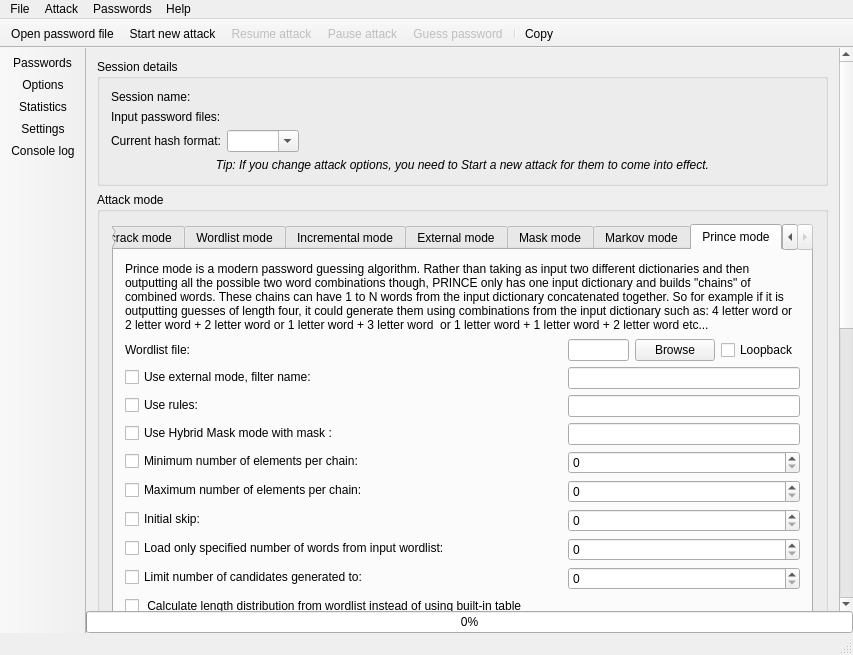
This is forms/mainwindow.ui in openwall/johnny as Qt 5 draws it before an edit. The edited form follows.
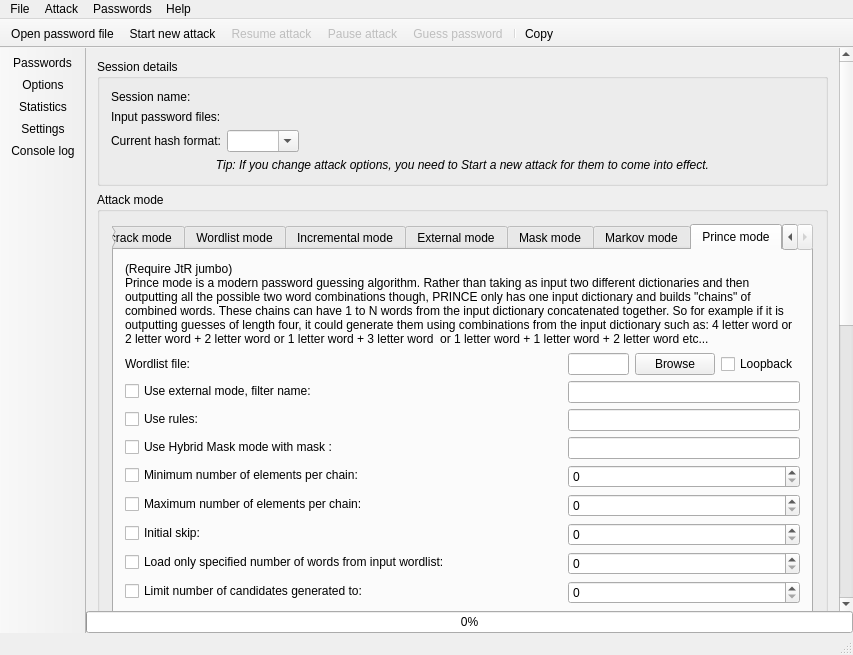
This is the edited form. Icons and pictures are not drawn. Custom widgets are drawn as their Qt base class.

Commit message: Disable JtR jumbo modes in UI when JtR core is detected.

Patch:
```diff
--- a/forms/mainwindow.ui
+++ b/forms/mainwindow.ui
@@ -213,10 +213,10 @@
           <widget class="QWidget" name="optionsPage">
            <property name="geometry">
             <rect>
-             <x>-151</x>
+             <x>0</x>
              <y>-63</y>
              <width>892</width>
-             <height>1258</height>
+             <height>1275</height>
             </rect>
            </property>
            <layout class="QVBoxLayout" name="verticalLayout_5">
@@ -922,7 +922,8 @@
                    <item>
                     <widget class="QLabel" name="label_19">
                      <property name="text">
-                      <string>Prince mode is a modern password guessing algorithm. Rather than taking as input two different dictionaries and then outputting all the possible two word combinations though, PRINCE only has one input dictionary and builds &quot;chains&quot; of combined words. These chains can have 1 to N words from the input dictionary concatenated together. So for example if it is outputting guesses of length four, it could generate them using combinations from the input dictionary such as: 4 letter word or 2 letter word + 2 letter word or 1 letter word + 3 letter word  or 1 letter word + 1 letter word + 2 letter word etc...</string>
+                      <string>(Require JtR jumbo)
+Prince mode is a modern password guessing algorithm. Rather than taking as input two different dictionaries and then outputting all the possible two word combinations though, PRINCE only has one input dictionary and builds &quot;chains&quot; of combined words. These chains can have 1 to N words from the input dictionary concatenated together. So for example if it is outputting guesses of length four, it could generate them using combinations from the input dictionary such as: 4 letter word or 2 letter word + 2 letter word or 1 letter word + 3 letter word  or 1 letter word + 1 letter word + 2 letter word etc...</string>
                      </property>
                      <property name="wordWrap">
                       <bool>true</bool>
```
Left out of the diff: 6 changed lines with no effect on the pictures. The commit also changes 1 other file.
